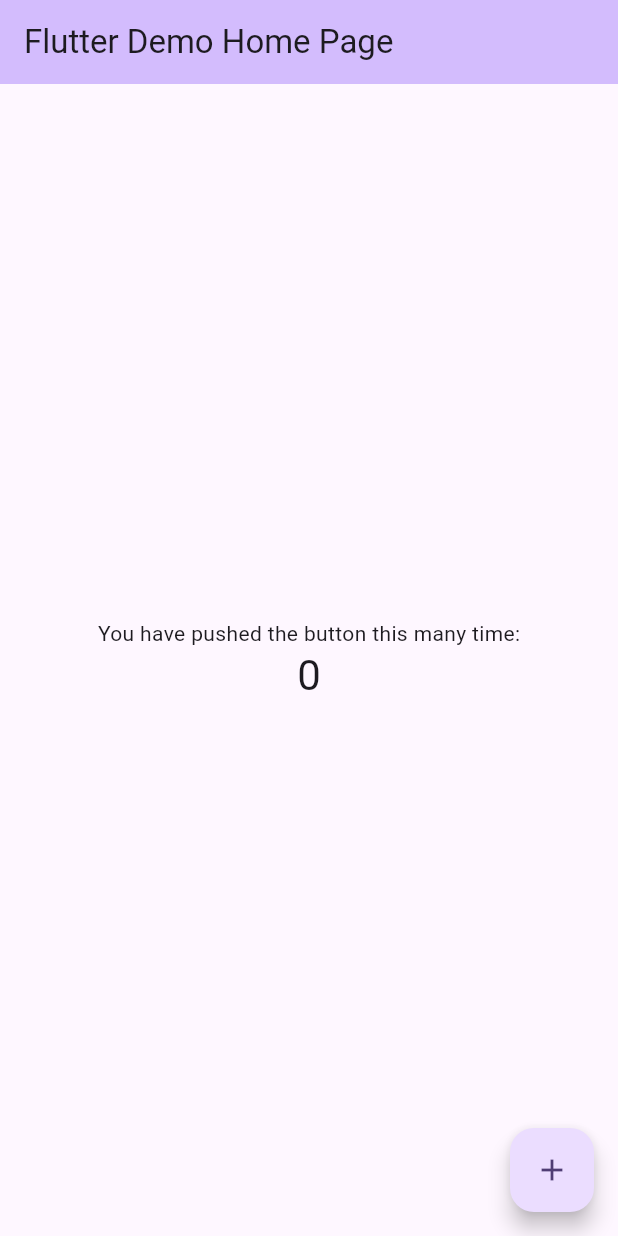
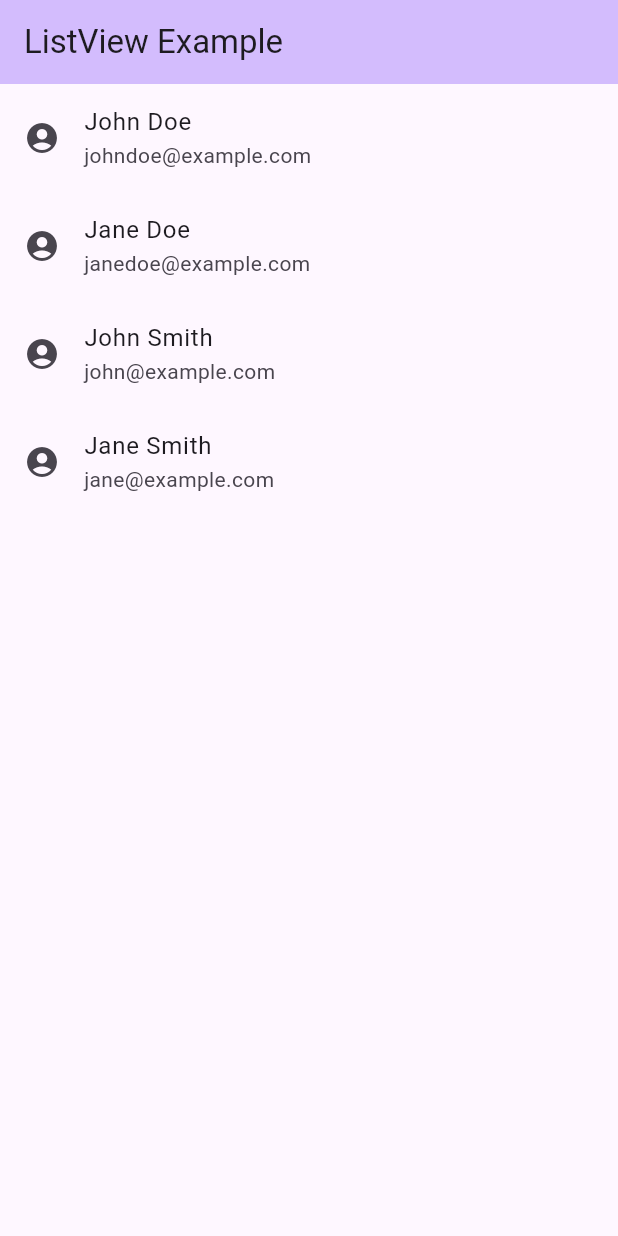
Before and after one commit to chamo112/list_app, a Flutter app: the screen it shows after launch, on a phone screen of 412 x 824 dp. Run offline on Flutter 3.47's test engine with Material 3 defaults, Android fonts, the phone set to English and light mode, and no system bars.

Commit message:
feat: リスト追加

```diff
--- a/apps/lib/main.dart
+++ b/apps/lib/main.dart
@@ -1,67 +1,123 @@
 import 'package:flutter/material.dart';
 
-void main() => runApp(const ListApp());
+void main() => runApp(MyApp());
 
-class ListApp extends StatelessWidget {
-  const ListApp({super.key});
-
+class MyApp extends StatelessWidget {
   @override
   Widget build(BuildContext context) {
     return MaterialApp(
-      title: 'Flutter Demo',
+      title: 'Flutter Navigator',
+      initialRoute: '/',
       theme: ThemeData(
         colorScheme: ColorScheme.fromSeed(seedColor: Colors.deepPurple),
         useMaterial3: true,
       ),
-      home: const MyHomePage(title: 'Flutter Demo Home Page'),
+      routes: {
+        '/': (context) => const HomeScreen(),
+      },
     );
   }
 }
 
-class MyHomePage extends StatefulWidget {
-  const MyHomePage({super.key, required this.title});
-
-  final String title;
+class HomeScreen extends StatelessWidget {
+  const HomeScreen({super.key});
 
   @override
-  State<MyHomePage> createState() => _MyHomePageState();
-}
-
-class _MyHomePageState extends State<MyHomePage> {
-  int _counter = 0;
-
-  void _incrementCounter() {
-    setState(() {
-      _counter++;
-    });
-  }
-
-  @override
-  Widget build(BuildContext context) {
+  build(BuildContext context) {
     return Scaffold(
       appBar: AppBar(
         backgroundColor: Theme.of(context).colorScheme.inversePrimary,
-        title: Text(widget.title),
+        title: const Text('ListView Example'),
       ),
-      body: Center(
-        child: Column(
-          mainAxisAlignment: MainAxisAlignment.center,
-          children: <Widget>[
-            const Text(
-              'You have pushed the button this many time:',
-            ),
-            Text(
-              '$_counter',
-              style: Theme.of(context).textTheme.headlineMedium,
-            ),
-          ],
-        ),
-      ),
-      floatingActionButton: FloatingActionButton(
-        onPressed: _incrementCounter,
-        tooltip: 'Increment',
-        child: const Icon(Icons.add),
+      body: ListView(
+        children: const [
+          ListTile(
+            leading: Icon(Icons.account_circle),
+            title: Text('John Doe'),
+            subtitle: Text('johndoe@example.com'),
+          ),
+          ListTile(
+            leading: Icon(Icons.account_circle),
+            title: Text('Jane Doe'),
+            subtitle: Text('janedoe@example.com'),
+          ),
+          ListTile(
+            leading: Icon(Icons.account_circle),
+            title: Text('John Smith'),
+            subtitle: Text('john@example.com'),
+          ),
+          ListTile(
+            leading: Icon(Icons.account_circle),
+            title: Text('Jane Smith'),
+            subtitle: Text('jane@example.com'),
+          ),
+        ],
       ),
     );
   }
 }
+
+//
+// class ListApp extends StatelessWidget {
+//   const ListApp({super.key});
+//
+//   @override
+//   Widget build(BuildContext context) {
+//     return MaterialApp(
+//       title: 'Flutter Demo',
+//       theme: ThemeData(
+//         colorScheme: ColorScheme.fromSeed(seedColor: Colors.deepPurple),
+//         useMaterial3: true,
+//       ),
+//       home: const MyHomePage(title: 'Flutter Demo Home Page'),
+//     );
+//   }
+// }
+//
+// class MyHomePage extends StatefulWidget {
+//   const MyHomePage({super.key, required this.title});
+//
+//   final String title;
+//
+//   @override
+//   State<MyHomePage> createState() => _MyHomePageState();
+// }
+//
+// class _MyHomePageState extends State<MyHomePage> {
+//   int _counter = 0;
+//
+//   void _incrementCounter() {
+//     setState(() {
+//       _counter++;
+//     });
+//   }
+//
+//   @override
+//   Widget build(BuildContext context) {
+//     return Scaffold(
+//       appBar: AppBar(
+//         backgroundColor: Theme.of(context).colorScheme.inversePrimary,
+//         title: Text(widget.title),
+//       ),
+//       body: Center(
+//         child: Column(
+//           mainAxisAlignment: MainAxisAlignment.center,
+//           children: <Widget>[
+//             const Text(
+//               'You have pushed the button this many time:',
+//             ),
+//             Text(
+//               '$_counter',
+//               style: Theme.of(context).textTheme.headlineMedium,
+//             ),
+//           ],
+//         ),
+//       ),
+//       floatingActionButton: FloatingActionButton(
+//         onPressed: _incrementCounter,
+//         tooltip: 'Increment',
+//         child: const Icon(Icons.add),
+//       ),
+//     );
+//   }
+// }
```
